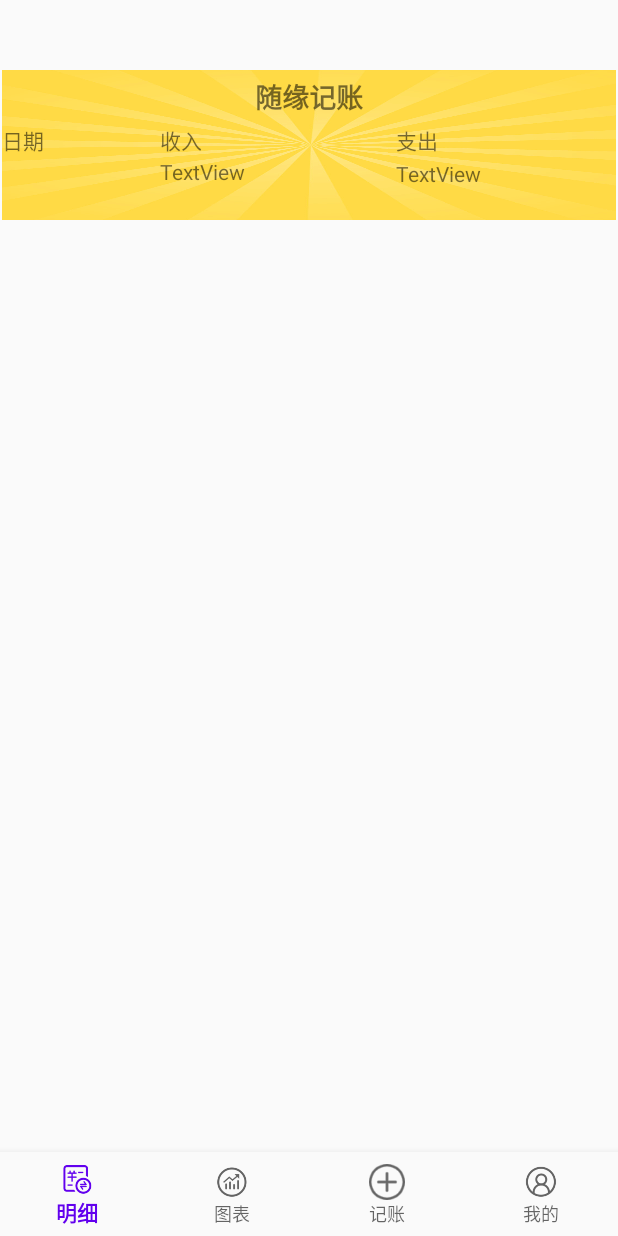
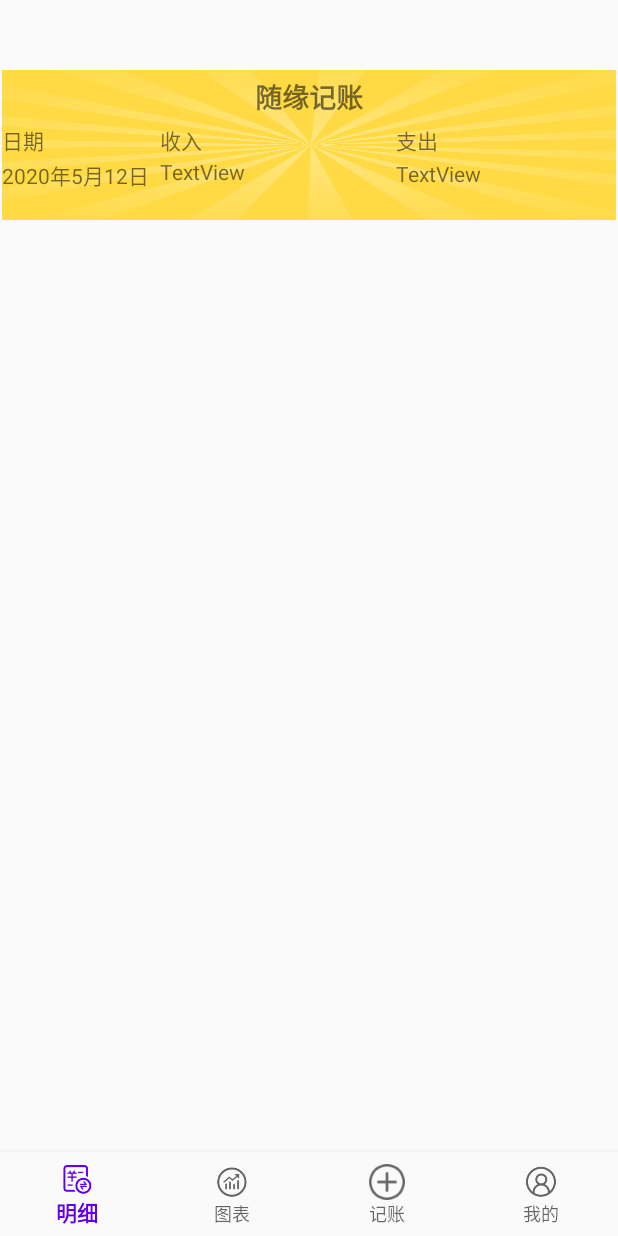
Before and after one commit to CNPolaris/MyMoneyApp, an Android app: the DetailsActivity screen opened directly, with no data from a screen before it, on a phone screen of 412 x 824 dp. Run offline under Robolectric (Android 15) with nearby library versions, the phone set to English and light mode, and no system bars.

Commit message:
账单界面的日期选择器完成，接下来设置根据日期选择进行数据库查询和结果显示

```diff
--- a/app/src/main/java/com/example/mymoneyapp/DetailsActivity.java
+++ b/app/src/main/java/com/example/mymoneyapp/DetailsActivity.java
@@ -1,28 +1,39 @@
 package com.example.mymoneyapp;
 
 import androidx.annotation.NonNull;
+import androidx.appcompat.app.AlertDialog;
 import androidx.appcompat.app.AppCompatActivity;
 
 import android.content.Context;
+import android.content.DialogInterface;
 import android.content.Intent;
 import android.os.Bundle;
 import android.view.MenuItem;
 import android.view.View;
 import android.widget.Button;
+import android.widget.DatePicker;
+import android.widget.LinearLayout;
 import android.widget.TextView;
 
 import com.google.android.material.bottomnavigation.BottomNavigationView;
 
 import java.text.BreakIterator;
+import java.util.Calendar;
 import java.util.Date;
 
 //这是关于账单信息的
-public class DetailsActivity extends AppCompatActivity {
-
+public class DetailsActivity extends AppCompatActivity implements View.OnClickListener,DatePicker.OnDateChangedListener {
+    //日期选择器
+    LinearLayout llDate=null;
+    TextView tvDate=null;
+    private int year,month,day;
+    private StringBuffer date;
+    private Context context;
     @Override
     protected void onCreate(Bundle savedInstanceState) {
         super.onCreate(savedInstanceState);
         setContentView(R.layout.activity_details);
+        context=this;
         //底部导航栏
         final BottomNavigationView bottomNavigationView=findViewById(R.id.nav_view);
         bottomNavigationView.setOnNavigationItemReselectedListener(new BottomNavigationView.OnNavigationItemReselectedListener() {
@@ -48,5 +59,71 @@ public class DetailsActivity extends AppCompatActivity {
                 }
             }
         });
+        //日期选择器
+        date=new StringBuffer();
+        initView();
+        initDatetime();
+        tvDate.setText(date.append(String.valueOf(year)).append("年").append(String.valueOf(month)).append("月").append(day).append("日"));
+
+        //数据库查询结果的显示
+    }
+    /*
+    *查询结果的显示
+    */
+
+
+    /*
+    * 日期选择器的设置
+    * */
+    private  void initView(){
+        llDate=findViewById(R.id.ll_date);
+        tvDate=findViewById(R.id.tv_date);
+        llDate.setOnClickListener((View.OnClickListener) this);
+    }
+    private void initDatetime(){
+        Calendar calendar=Calendar.getInstance();
+        year=calendar.get(Calendar.YEAR);
+        month=calendar.get(Calendar.MONTH)+1;
+        day=calendar.get(Calendar.DAY_OF_MONTH);
+    }
+
+    @Override
+    public void onDateChanged(DatePicker view, int year, int monthOfYear, int dayOfMonth) {
+        this.year=year;
+        this.month=monthOfYear;
+        this.day=dayOfMonth;
+    }
+    @Override
+    public void onClick(View v){
+        switch (v.getId()){
+            case R.id.ll_date:
+                AlertDialog.Builder builder=new AlertDialog.Builder(context);
+                builder.setPositiveButton("设置", new DialogInterface.OnClickListener() {
+                    @Override
+                    public void onClick(DialogInterface dialog, int which) {
+                        if(date.length()>0){//如果还有时间，就清除上次记录的日期
+                            date.delete(0,date.length());
+                        }
+                        tvDate.setText(date.append(String.valueOf(year)).append("年").append(String.valueOf(month+1)).append("月").append(day).append("日"));
+                        dialog.dismiss();
+                    }
+                });
+                builder.setNegativeButton("取消", new DialogInterface.OnClickListener() {
+                    @Override
+                    public void onClick(DialogInterface dialog, int which) {
+                        dialog.dismiss();
+                    }
+                });
+                final AlertDialog dialog=builder.create();
+                View dialogView=View.inflate(context,R.layout.dialog_date,null);
+                final DatePicker datePicker=dialogView.findViewById(R.id.datePicker);
+
+                dialog.setTitle("设置日期");
+                dialog.setView(dialogView);
+                dialog.show();
+                //初始化日期监听事件
+                datePicker.init(year,month-1,day,this);
+                break;
+        }
     }
 }
--- a/app/src/main/java/com/example/mymoneyapp/chartActivity.java
+++ b/app/src/main/java/com/example/mymoneyapp/chartActivity.java
@@ -29,6 +29,7 @@ public class chartActivity extends AppCompatActivity {
                         Intent intent2=new Intent(chartActivity.this,chartActivity.class);
                         startActivity(intent2);
                         break;
+
                     case R.id.navigation_wode:
                         Intent intent3=new Intent(chartActivity.this,MyInfoActivity.class);
                         startActivity(intent3);
--- a/app/src/main/res/layout/activity_details.xml
+++ b/app/src/main/res/layout/activity_details.xml
@@ -72,9 +72,17 @@
                 </LinearLayout>
 
                 <LinearLayout
+                    android:id="@+id/ll_date"
                     android:layout_width="match_parent"
                     android:layout_height="match_parent"
-                    android:orientation="vertical" />
+                    android:orientation="vertical">
+
+                    <TextView
+                        android:id="@+id/tv_date"
+                        android:layout_width="match_parent"
+                        android:layout_height="match_parent"
+                        android:textSize="14sp" />
+                </LinearLayout>
             </LinearLayout>
 
 
@@ -97,6 +105,7 @@
                 </LinearLayout>
 
                 <LinearLayout
+                    android:id="@+id/ll_shouru"
                     android:layout_width="match_parent"
                     android:layout_height="match_parent"
                     android:orientation="horizontal">
@@ -129,6 +138,7 @@
                 </LinearLayout>
 
                 <LinearLayout
+                    android:id="@+id/ll_zhichu"
                     android:layout_width="match_parent"
                     android:layout_height="match_parent"
                     android:orientation="horizontal">
```
Also changed, not shown: app/src/main/res/layout/dialog_date.xml (added, +14 -0 lines).
